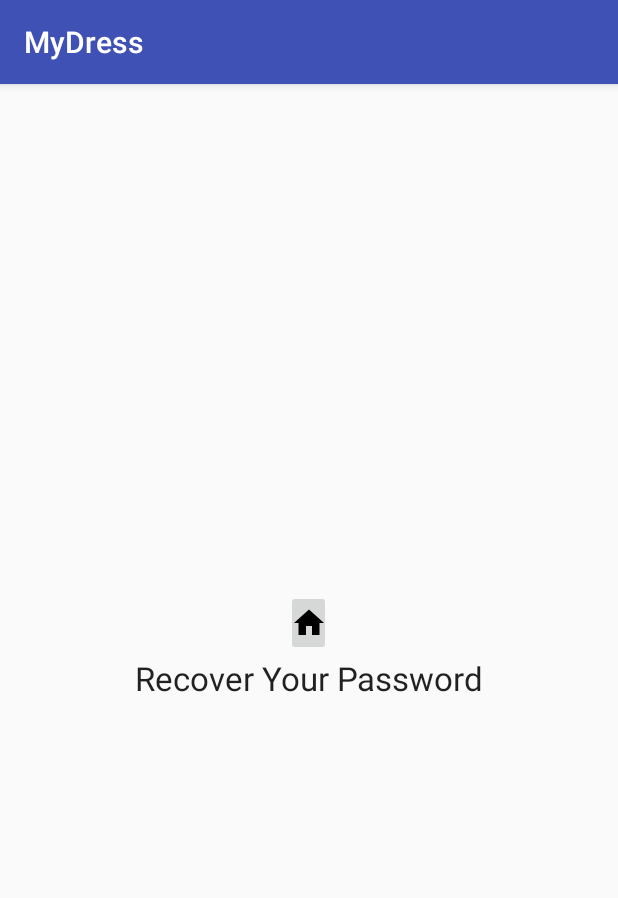
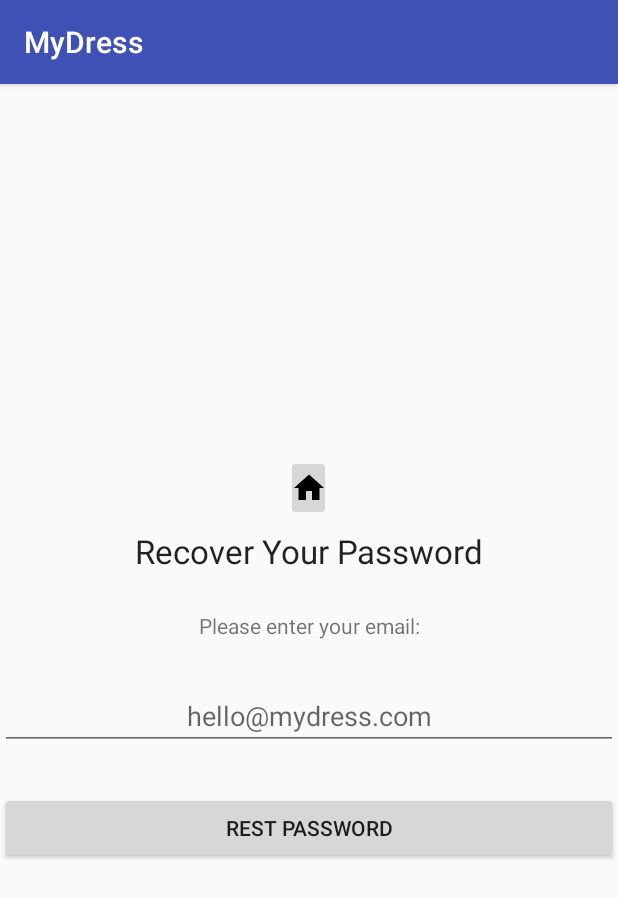
Before and after one commit to harperm/SeniorProject, an Android app: the screen it shows after launch (MainActivity), after a tap on "FORGOT PASSWORD", on a phone screen of 412 x 824 dp. Shown: the top 898 px of the screen. Run offline under Robolectric (Android 15) with nearby library versions, the phone set to English and light mode, and no system bars; our stand-ins replace Firebase (no records; nobody signed in at launch, a user with empty details on screens opened directly); libraries missing offline, so code that uses them is left out: com.crashlytics.android, io.fabric.sdk; 1 statement that could not run was skipped; 3 other taps on this screen came first.

Commit message:
Forgot Password

```diff
--- a/MyDress/app/src/main/java/com/example/harperm/mydress/MainActivity.java
+++ b/MyDress/app/src/main/java/com/example/harperm/mydress/MainActivity.java
@@ -515,6 +515,16 @@ public class MainActivity extends AppCompatActivity {
 //                            updateUI(user);
                                 Toast.makeText(MainActivity.this, "Authentication Success.",
                                         Toast.LENGTH_SHORT).show();
+                                setContentView(R.layout.activity_main);
+                                user.sendEmailVerification()
+                                        .addOnCompleteListener(new OnCompleteListener<Void>() {
+                                            @Override
+                                            public void onComplete(@NonNull Task<Void> task) {
+                                                if (task.isSuccessful()) {
+                                                    Log.d(TAG, "Email sent.");
+                                                }
+                                            }
+                                        });
                             } else {
                                 // If sign in fails, display a message to the user.
                                 Log.w(TAG, "createUserWithEmail:failure", task.getException());
@@ -526,36 +536,29 @@ public class MainActivity extends AppCompatActivity {
                             // ...
                         }
                     });
-
         }
-
-
-
     }
     public void forgotPassword (View view){
         setContentView(R.layout.forgot_password);
 
-        String email = ((EditText)findViewById(R.id.emailAddress)).getText().toString();
-        String password = ((EditText)findViewById(R.id.password)).getText().toString();
+    }
+    public void resetPassword(View view){
+        FirebaseAuth auth = FirebaseAuth.getInstance();
+        String emailAddress = ((EditText)findViewById(R.id.emailAddress)).getText().toString();
 
-        FirebaseUser user = FirebaseAuth.getInstance().getCurrentUser();
-
-        UserProfileChangeRequest profileUpdates = new UserProfileChangeRequest.Builder()
-                .setDisplayName("Jane Q. User")
-                .setPhotoUri(Uri.parse("https://example.com/jane-q-user/profile.jpg"))
-                .build();
-
-        user.updateProfile(profileUpdates)
+        auth.sendPasswordResetEmail(emailAddress)
                 .addOnCompleteListener(new OnCompleteListener<Void>() {
                     @Override
                     public void onComplete(@NonNull Task<Void> task) {
                         if (task.isSuccessful()) {
-                            Log.d(TAG, "User profile updated.");
+                            Toast.makeText(MainActivity.this, "Password reset email sent.", Toast.LENGTH_LONG).show();
+                            Log.d(TAG, "Email sent.");
+                            setContentView(R.layout.login_screen);
+                        }else{
+                            Toast.makeText(MainActivity.this, "Please check the email and try again", Toast.LENGTH_LONG).show();
                         }
                     }
                 });
-
-
     }
     public void signOut (View view){
         mAuth.signOut();
--- a/MyDress/app/src/main/res/layout/forgot_password.xml
+++ b/MyDress/app/src/main/res/layout/forgot_password.xml
@@ -17,12 +17,46 @@
         app:srcCompat="@drawable/ic_home_black_24dp" />
 
     <TextView
+        android:id="@+id/textView"
         android:layout_width="fill_parent"
         android:layout_height="wrap_content"
-        android:textAppearance="?android:attr/textAppearanceLarge"
+        android:layout_marginBottom="20dp"
+        android:layout_weight="0.02"
+        android:gravity="center"
         android:text="Recover Your Password"
-        android:id="@+id/textView"
-        android:gravity="center"
-        android:layout_marginBottom="20dp"/>
+        android:textAppearance="?android:attr/textAppearanceLarge" />
+
+    <TextView
+        android:id="@+id/textView2"
+        android:layout_width="match_parent"
+        android:layout_height="wrap_content"
+        android:text="Please enter your email:"
+        android:textAlignment="center" />
+
+    <Space
+        android:layout_width="match_parent"
+        android:layout_height="wrap_content"
+        android:layout_weight="0.05" />
+
+    <EditText
+        android:id="@+id/emailAddress"
+        android:layout_width="match_parent"
+        android:layout_height="wrap_content"
+        android:ems="10"
+        android:hint="hello@mydress.com"
+        android:inputType="textEmailAddress"
+        android:textAlignment="center" />
+
+    <Space
+        android:layout_width="match_parent"
+        android:layout_height="wrap_content"
+        android:layout_weight="0.05" />
+
+    <Button
+        android:id="@+id/button2"
+        android:layout_width="match_parent"
+        android:layout_height="wrap_content"
+        android:onClick="resetPassword"
+        android:text="Rest Password" />
 
 </LinearLayout>
```
Also changed, not shown: 13 other files.
